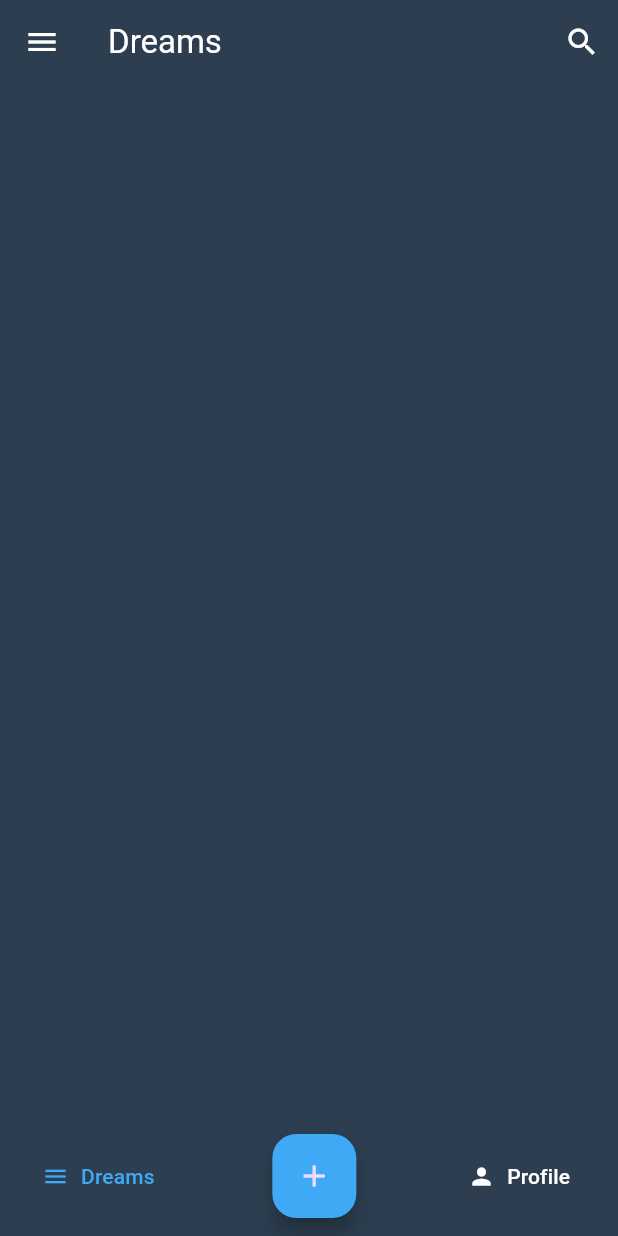
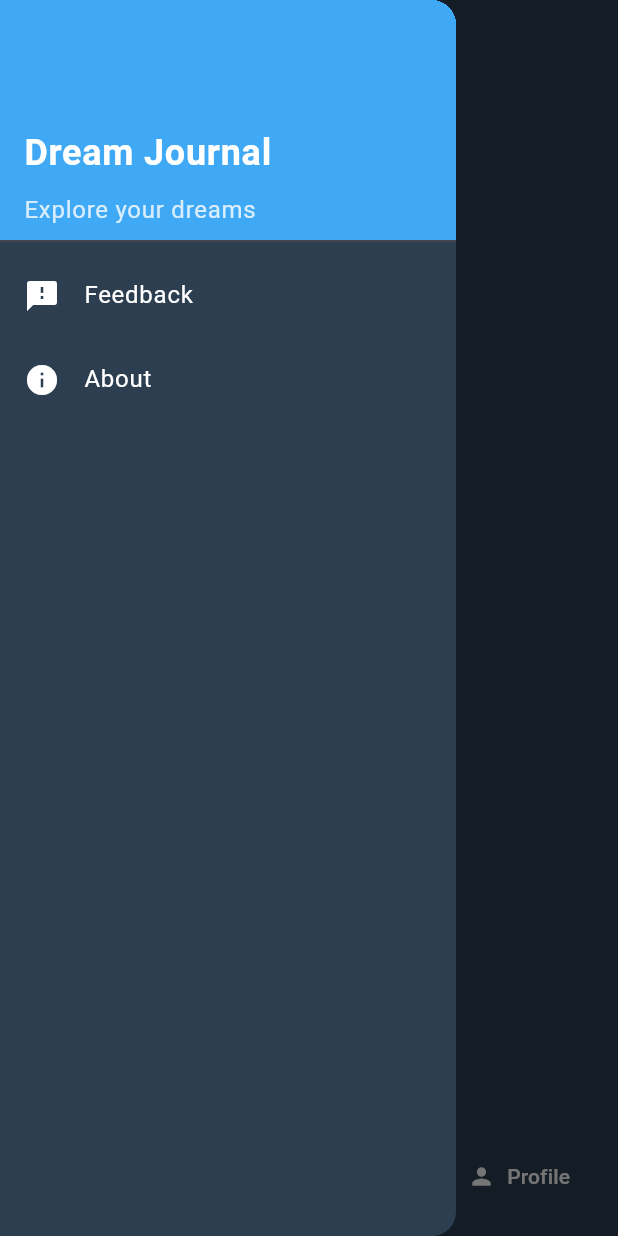
Before and after one commit to Syamgith/ai-dream-journal-frontend, a Flutter app: the MainScreen screen opened directly, after a tap on the "menu" icon, on a phone screen of 412 x 824 dp. Run offline on Flutter 3.47's test engine with Material 3 defaults, Android fonts, the phone set to English and light mode, and no system bars; our stand-ins replace flutter_dotenv, flutter_riverpod, flutter_secure_storage; accounts and stored records are empty; network calls fail.

Commit message:
Added site menu drawer.

```diff
--- a/dream_journal_app/lib/features/dreams/presentation/pages/dreams_page.dart
+++ b/dream_journal_app/lib/features/dreams/presentation/pages/dreams_page.dart
@@ -14,24 +14,6 @@ class DreamsPage extends ConsumerWidget {
 
     return Scaffold(
       backgroundColor: AppColors.background,
-      appBar: AppBar(
-        backgroundColor: Colors.transparent,
-        elevation: 0,
-        title: const Text(
-          'Dreams',
-          style: TextStyle(color: AppColors.white),
-        ),
-        leading: IconButton(
-          icon: const Icon(Icons.menu, color: AppColors.white),
-          onPressed: () {},
-        ),
-        actions: [
-          IconButton(
-            icon: const Icon(Icons.search, color: AppColors.white),
-            onPressed: () {},
-          ),
-        ],
-      ),
       body: Column(
         crossAxisAlignment: CrossAxisAlignment.start,
         children: [
--- a/dream_journal_app/lib/features/profile/presentation/pages/profile_page.dart
+++ b/dream_journal_app/lib/features/profile/presentation/pages/profile_page.dart
@@ -13,17 +13,6 @@ class ProfilePage extends ConsumerWidget {
 
     return Scaffold(
       backgroundColor: AppColors.background,
-      appBar: AppBar(
-        backgroundColor: Colors.transparent,
-        elevation: 0,
-        title: const Text(
-          'Profile',
-          style: TextStyle(color: AppColors.white),
-        ),
-        actions: [
-          _buildLogoutButton(context, ref),
-        ],
-      ),
       body: ListView(
         padding: const EdgeInsets.all(16),
         children: [
--- a/dream_journal_app/lib/features/shared/screens/main_screen.dart
+++ b/dream_journal_app/lib/features/shared/screens/main_screen.dart
@@ -1,7 +1,9 @@
 import 'package:flutter/material.dart';
+import '../../../core/constants/app_colors.dart';
 import '../../dreams/presentation/pages/dreams_page.dart';
 import '../../profile/presentation/pages/profile_page.dart';
 import '../widgets/bottom_nav_bar.dart';
+import '../widgets/app_drawer.dart';
 
 class MainScreen extends StatefulWidget {
   const MainScreen({super.key});
@@ -12,6 +14,10 @@ class MainScreen extends StatefulWidget {
 
 class _MainScreenState extends State<MainScreen> {
   int _currentIndex = 0;
+  final GlobalKey<ScaffoldState> _scaffoldKey = GlobalKey<ScaffoldState>();
+
+  // List of page titles corresponding to the pages in the IndexedStack
+  final List<String> _pageTitles = const ['Dreams', 'Profile'];
 
   void _onTabTapped(int index) {
     setState(() {
@@ -22,6 +28,19 @@ class _MainScreenState extends State<MainScreen> {
   @override
   Widget build(BuildContext context) {
     return Scaffold(
+      key: _scaffoldKey,
+      appBar: AppBar(
+        backgroundColor: AppColors.background,
+        title: Text(_pageTitles[_currentIndex]),
+        elevation: 0,
+        leading: IconButton(
+          icon: const Icon(Icons.menu),
+          onPressed: () {
+            _scaffoldKey.currentState!.openDrawer();
+          },
+        ),
+      ),
+      drawer: const AppDrawer(),
       body: IndexedStack(
         index: _currentIndex,
         children: const [
--- /dev/null
+++ b/dream_journal_app/lib/features/shared/widgets/app_drawer.dart
@@ -0,0 +1,68 @@
+import 'package:flutter/material.dart';
+import '../../../core/constants/app_colors.dart';
+import '../../../routes.dart';
+
+class AppDrawer extends StatelessWidget {
+  const AppDrawer({super.key});
+
+  @override
+  Widget build(BuildContext context) {
+    return Drawer(
+      backgroundColor: AppColors.background,
+      child: ListView(
+        padding: EdgeInsets.zero,
+        children: [
+          DrawerHeader(
+            decoration: const BoxDecoration(
+              color: AppColors.primaryBlue,
+            ),
+            child: Column(
+              crossAxisAlignment: CrossAxisAlignment.start,
+              mainAxisAlignment: MainAxisAlignment.end,
+              children: [
+                const Text(
+                  'Dream Journal',
+                  style: TextStyle(
+                    color: Colors.white,
+                    fontSize: 24,
+                    fontWeight: FontWeight.bold,
+                  ),
+                ),
+                const SizedBox(height: 8),
+                Text(
+                  'Explore your dreams',
+                  style: TextStyle(
+                    color: Colors.white.withOpacity(0.8),
+                    fontSize: 16,
+                  ),
+                ),
+              ],
+            ),
+          ),
+          ListTile(
+            leading: const Icon(Icons.feedback, color: Colors.white),
+            title: const Text(
+              'Feedback',
+              style: TextStyle(color: Colors.white),
+            ),
+            onTap: () {
+              Navigator.pop(context); // Close the drawer
+              Navigator.pushNamed(context, AppRoutes.feedback);
+            },
+          ),
+          ListTile(
+            leading: const Icon(Icons.info, color: Colors.white),
+            title: const Text(
+              'About',
+              style: TextStyle(color: Colors.white),
+            ),
+            onTap: () {
+              Navigator.pop(context); // Close the drawer
+              Navigator.pushNamed(context, AppRoutes.about);
+            },
+          ),
+        ],
+      ),
+    );
+  }
+}
--- a/dream_journal_app/lib/routes.dart
+++ b/dream_journal_app/lib/routes.dart
@@ -2,10 +2,11 @@ import 'package:flutter/material.dart';
 import 'features/dreams/presentation/pages/add_dream_page.dart';
 import 'features/dreams/presentation/pages/dreams_page.dart';
 import 'features/profile/presentation/pages/profile_page.dart';
-import 'features/shared/screens/main_screen.dart';
 import 'features/auth/presentation/pages/auth_wrapper.dart';
 import 'features/auth/presentation/pages/login_page.dart';
 import 'features/auth/presentation/pages/register_page.dart';
+import 'features/feedback/presentation/pages/feedback_page.dart';
+import 'features/about/presentation/pages/about_page.dart';
 
 class AppRoutes {
   static const String main = '/';
@@ -15,6 +16,8 @@ class AppRoutes {
   static const String auth = '/auth';
   static const String login = '/login';
   static const String register = '/register';
+  static const String feedback = '/feedback';
+  static const String about = '/about';
 
   static Map<String, WidgetBuilder> getRoutes() {
     return {
@@ -24,6 +27,8 @@ class AppRoutes {
       addDream: (context) => const AddDreamPage(),
       login: (context) => const LoginPage(),
       register: (context) => const RegisterPage(),
+      feedback: (context) => const FeedbackPage(),
+      about: (context) => const AboutPage(),
     };
   }
 }
```
Also changed, not shown: dream_journal_app/lib/features/about/presentation/pages/about_page.dart (added, +140 -0 lines), dream_journal_app/lib/features/feedback/presentation/pages/feedback_page.dart (added, +135 -0 lines).
